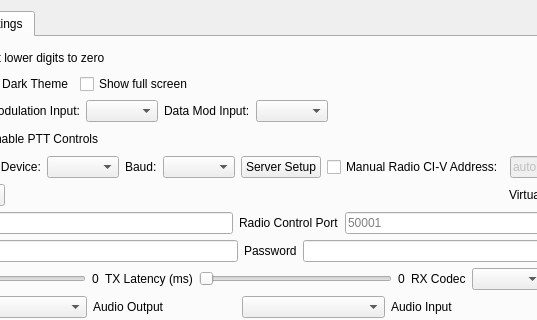
Qt form wfmain.ui (adecarolis/wfweb) before a commit; both pictures show x 228 to 765 and y 0 to 320 of the 934 by 582 pixel window.
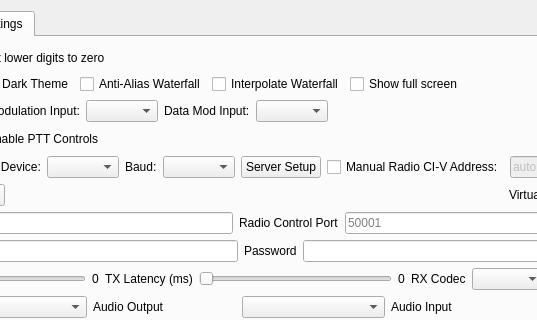
The same form after that commit. The open tabs and pages were chosen to show the change. Custom widgets are drawn as their Qt base class.

Commit message: Added waterfall display options: anti-alias and interpolate. Not in preferences yet. Debug button enables wf pan and zoom.

What changed in the file:
```diff
--- a/wfmain.ui
+++ b/wfmain.ui
@@ -2051,6 +2051,20 @@
             </property>
            </widget>
           </item>
+          <item>
+           <widget class="QCheckBox" name="wfAntiAliasChk">
+            <property name="text">
+             <string>Anti-Alias Waterfall</string>
+            </property>
+           </widget>
+          </item>
+          <item>
+           <widget class="QCheckBox" name="wfInterpolateChk">
+            <property name="text">
+             <string>Interpolate Waterfall</string>
+            </property>
+           </widget>
+          </item>
           <item>
            <widget class="QCheckBox" name="fullScreenChk">
             <property name="text">
```
Left out of the diff: 2 changed lines with no effect on the pictures. The commit also changes 2 other files.
